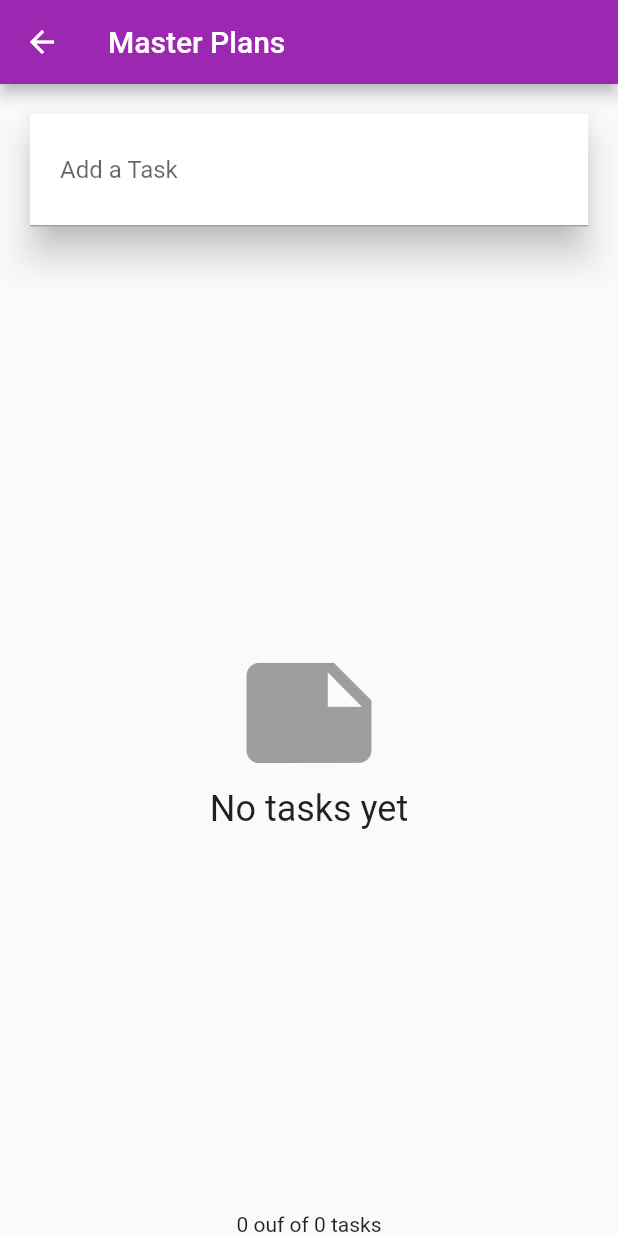
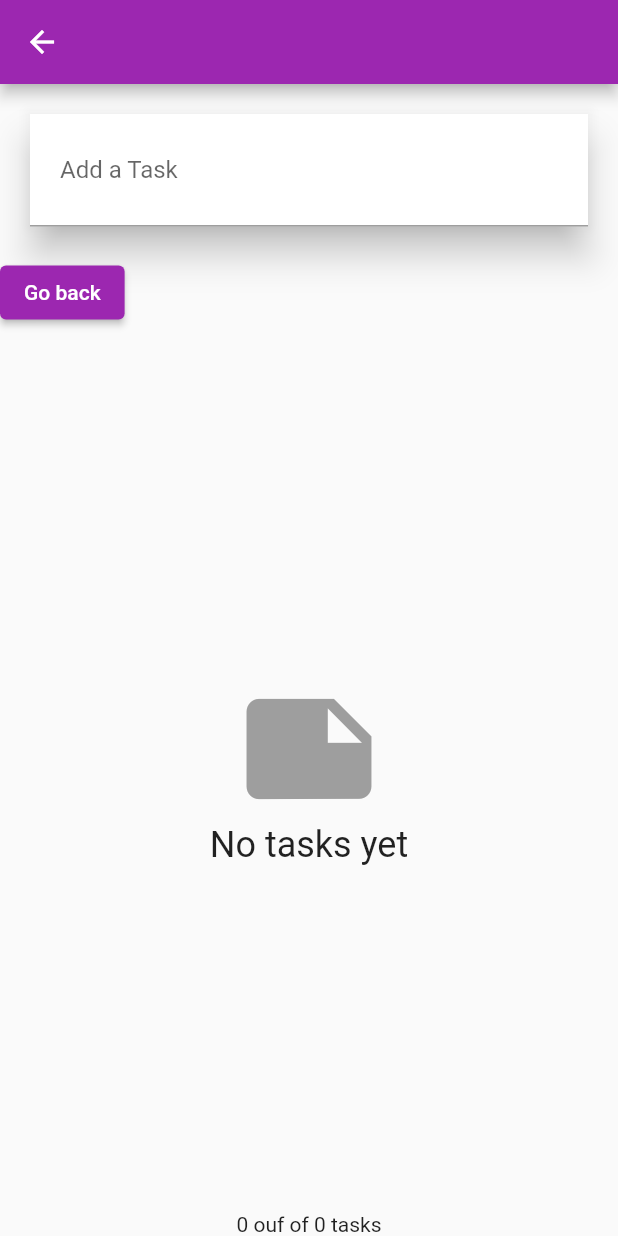
Before and after one commit to nyck33/todo_riverpod_freezed, a Flutter app: the PlanScreen screen opened directly with empty values, on a phone screen of 412 x 824 dp. Run offline on Flutter 3.47's test engine with Material 2 defaults, Android fonts, the phone set to English and light mode, and no system bars; our stand-ins replace built_value, flutter_riverpod, freezed_annotation, hooks_riverpod.

Commit message:
added back button to prevent duplicate global key

```diff
--- a/lib/views/plan_screen2.dart
+++ b/lib/views/plan_screen2.dart
@@ -39,11 +39,24 @@ class _PlanScreenState extends ConsumerState<PlanScreen> {
     //final plans = ref.read(plansProvider.notifier).plans;
 
     return Scaffold(
-      appBar: AppBar(title: Text('Master Plans')),
+      appBar: AppBar(
+        title: Text(thisName),
+      ),
       body: Column(
         children: <Widget>[
-          _buildTaskCreator(), //textfield and func to add plan on tap
-          Expanded(child: _buildPlanTasks()),
+          _buildTaskCreator(),
+          Row(
+            mainAxisAlignment: MainAxisAlignment.start,
+            children: [
+              ElevatedButton(
+                onPressed: () => Navigator.pop(context),
+                child: const Text('Go back'),
+              ),
+            ],
+          ), //textfield and func to add plan on tap
+          Expanded(
+            child: _buildPlanTasks(),
+          ),
           SafeArea(
             child: Text(
               ref.read(plansProvider.notifier).showNumTasksComplete(thisPlan),
```
Also changed, not shown: lib/views/plan_creator_screen.dart (+9 -30 lines).
